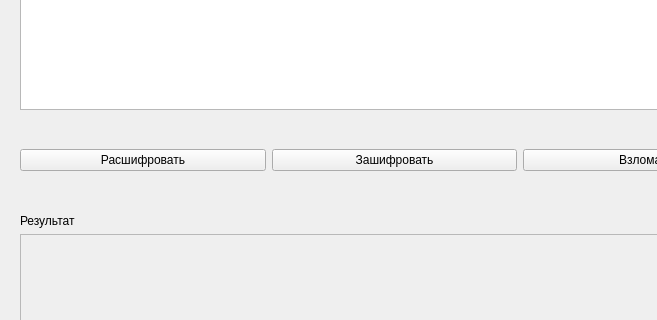
This is mainwindow.ui in ilkol/crypto as Qt 5 draws it before an edit; both pictures show x 0 to 657 and y 106 to 426 of the 800 by 600 pixel window. The edited form follows.
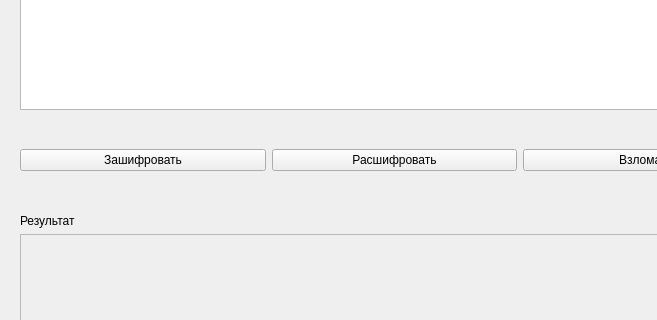
This is the edited form.

Commit message: Поменял кнопки местами

Diff of the .ui file:
```diff
--- a/mainwindow.ui
+++ b/mainwindow.ui
@@ -61,16 +61,16 @@
      <item>
       <layout class="QHBoxLayout" name="horizontalLayout">
        <item>
-        <widget class="QPushButton" name="pushButtonDecipher">
+        <widget class="QPushButton" name="pushButtonEncrypt">
          <property name="text">
-          <string>Расшифровать</string>
+          <string>Зашифровать</string>
          </property>
         </widget>
        </item>
        <item>
-        <widget class="QPushButton" name="pushButtonEncrypt">
+        <widget class="QPushButton" name="pushButtonDecipher">
          <property name="text">
-          <string>Зашифровать</string>
+          <string>Расшифровать</string>
          </property>
         </widget>
        </item>
```
